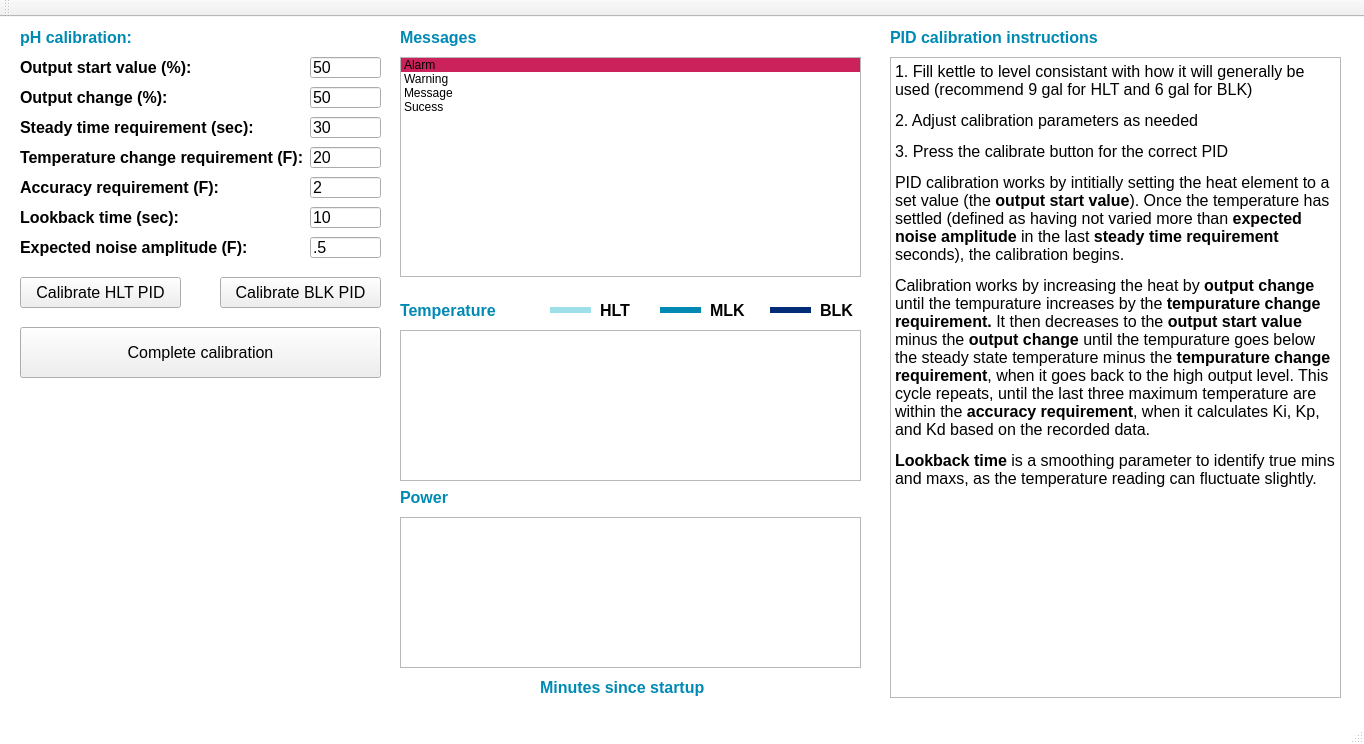
Before: the Qt Designer form UI/AutomatedBreweryUI/PIDCalibrationDialog.ui in Bobstin/AutomatedBrewery, drawn with Qt 5.
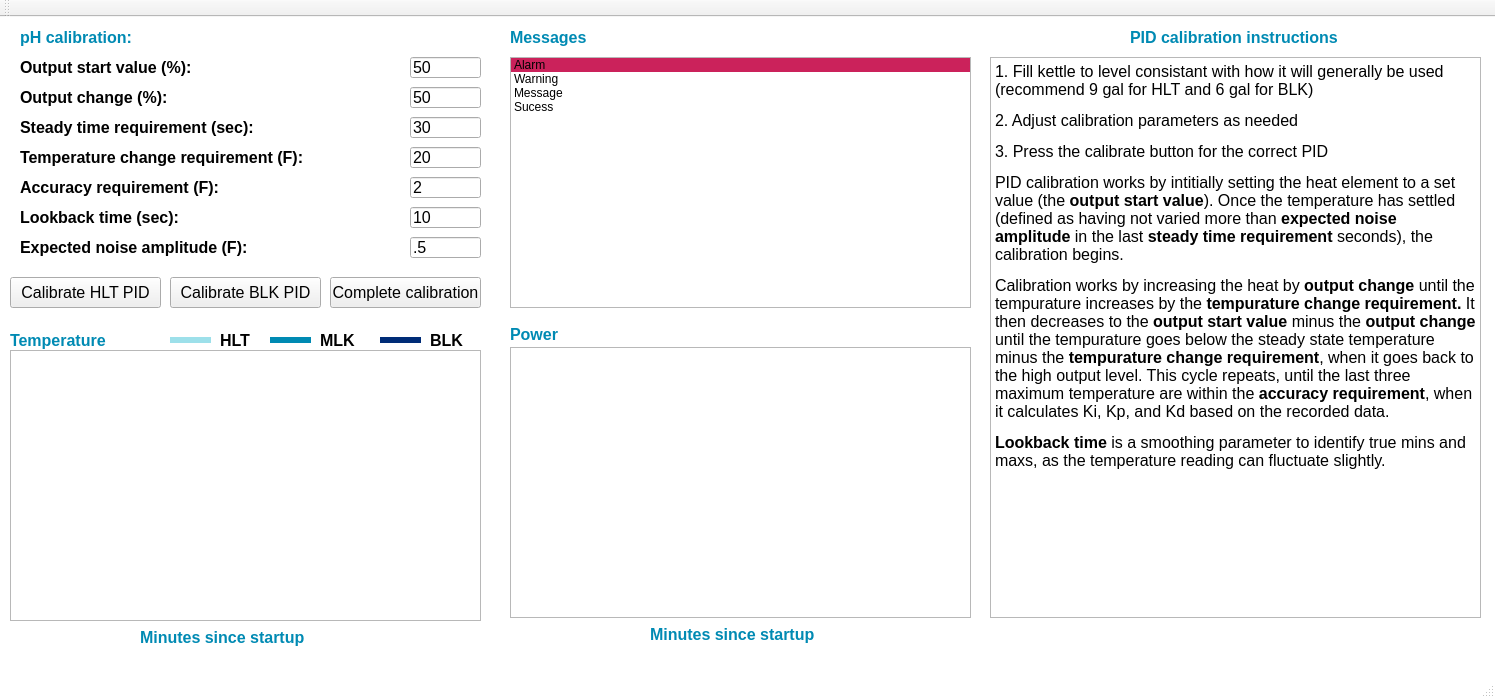
After: the same form once the commit is applied. Custom widgets are drawn as their Qt base class.

Commit message: Changes PID calibration UI for larger charts

```diff
--- a/UI/AutomatedBreweryUI/PIDCalibrationDialog.ui
+++ b/UI/AutomatedBreweryUI/PIDCalibrationDialog.ui
@@ -6,8 +6,8 @@
    <rect>
     <x>0</x>
     <y>0</y>
-    <width>1364</width>
-    <height>744</height>
+    <width>1495</width>
+    <height>698</height>
    </rect>
   </property>
   <property name="font">
@@ -53,9 +53,9 @@
    <widget class="QPushButton" name="Calibrate_HLT">
     <property name="geometry">
      <rect>
-      <x>20</x>
+      <x>10</x>
       <y>260</y>
-      <width>161</width>
+      <width>151</width>
       <height>31</height>
      </rect>
     </property>
@@ -72,10 +72,10 @@
    <widget class="QPushButton" name="Complete_Calibration">
     <property name="geometry">
      <rect>
-      <x>20</x>
-      <y>310</y>
-      <width>361</width>
-      <height>51</height>
+      <x>330</x>
+      <y>260</y>
+      <width>151</width>
+      <height>31</height>
      </rect>
     </property>
     <property name="font">
@@ -116,7 +116,7 @@
    <widget class="QLineEdit" name="Output_Start_Value">
     <property name="geometry">
      <rect>
-      <x>310</x>
+      <x>410</x>
       <y>40</y>
       <width>71</width>
       <height>21</height>
@@ -135,10 +135,10 @@
    <widget class="QTextBrowser" name="textBrowser_2">
     <property name="geometry">
      <rect>
-      <x>890</x>
+      <x>990</x>
       <y>40</y>
-      <width>451</width>
-      <height>641</height>
+      <width>491</width>
+      <height>561</height>
      </rect>
     </property>
     <property name="font">
@@ -163,7 +163,7 @@
    <widget class="QLabel" name="label_30">
     <property name="geometry">
      <rect>
-      <x>890</x>
+      <x>1130</x>
       <y>10</y>
       <width>211</width>
       <height>21</height>
@@ -338,7 +338,7 @@
    <widget class="QLineEdit" name="Output_Change">
     <property name="geometry">
      <rect>
-      <x>310</x>
+      <x>410</x>
       <y>70</y>
       <width>71</width>
       <height>21</height>
@@ -357,7 +357,7 @@
    <widget class="QLineEdit" name="Steady_Requirement">
     <property name="geometry">
      <rect>
-      <x>310</x>
+      <x>410</x>
       <y>100</y>
       <width>71</width>
       <height>21</height>
@@ -376,7 +376,7 @@
    <widget class="QLineEdit" name="Temp_Change_Requirement">
     <property name="geometry">
      <rect>
-      <x>310</x>
+      <x>410</x>
       <y>130</y>
       <width>71</width>
       <height>21</height>
@@ -395,7 +395,7 @@
    <widget class="QLineEdit" name="Accuracy_Requirement">
     <property name="geometry">
      <rect>
-      <x>310</x>
+      <x>410</x>
       <y>160</y>
       <width>71</width>
       <height>21</height>
@@ -414,7 +414,7 @@
    <widget class="QLineEdit" name="Lookback_Time">
     <property name="geometry">
      <rect>
-      <x>310</x>
+      <x>410</x>
       <y>190</y>
       <width>71</width>
       <height>21</height>
@@ -433,7 +433,7 @@
    <widget class="QLineEdit" name="Expected_Noise_Amplitude">
     <property name="geometry">
      <rect>
-      <x>310</x>
+      <x>410</x>
       <y>220</y>
       <width>71</width>
       <height>21</height>
@@ -452,9 +452,9 @@
    <widget class="QPushButton" name="Calibrate_BLK">
     <property name="geometry">
      <rect>
-      <x>220</x>
+      <x>170</x>
       <y>260</y>
-      <width>161</width>
+      <width>151</width>
       <height>31</height>
      </rect>
     </property>
@@ -471,8 +471,8 @@
    <widget class="QLabel" name="label_28">
     <property name="geometry">
      <rect>
-      <x>600</x>
-      <y>283</y>
+      <x>220</x>
+      <y>313</y>
       <width>41</width>
       <height>21</height>
      </rect>
@@ -496,8 +496,8 @@
    <widget class="QLabel" name="label_49">
     <property name="geometry">
      <rect>
-      <x>540</x>
-      <y>660</y>
+      <x>650</x>
+      <y>607</y>
       <width>171</width>
       <height>21</height>
      </rect>
@@ -521,8 +521,8 @@
    <widget class="QLabel" name="label_31">
     <property name="geometry">
      <rect>
-      <x>820</x>
-      <y>283</y>
+      <x>430</x>
+      <y>313</y>
       <width>41</width>
       <height>21</height>
      </rect>
@@ -546,8 +546,8 @@
    <widget class="QFrame" name="frame_47">
     <property name="geometry">
      <rect>
-      <x>660</x>
-      <y>290</y>
+      <x>270</x>
+      <y>320</y>
       <width>41</width>
       <height>20</height>
      </rect>
@@ -569,8 +569,8 @@
    <widget class="QLabel" name="label_40">
     <property name="geometry">
      <rect>
-      <x>400</x>
-      <y>470</y>
+      <x>510</x>
+      <y>307</y>
       <width>111</width>
       <height>21</height>
      </rect>
@@ -594,8 +594,8 @@
    <widget class="QLabel" name="label_39">
     <property name="geometry">
      <rect>
-      <x>400</x>
-      <y>283</y>
+      <x>10</x>
+      <y>313</y>
       <width>111</width>
       <height>21</height>
      </rect>
@@ -619,18 +619,18 @@
    <widget class="PlotWidget" name="Power_Graph">
     <property name="geometry">
      <rect>
-      <x>400</x>
-      <y>500</y>
+      <x>510</x>
+      <y>330</y>
       <width>461</width>
-      <height>151</height>
+      <height>271</height>
      </rect>
     </property>
    </widget>
    <widget class="QLabel" name="label_29">
     <property name="geometry">
      <rect>
-      <x>710</x>
-      <y>283</y>
+      <x>320</x>
+      <y>313</y>
       <width>41</width>
       <height>21</height>
      </rect>
@@ -654,18 +654,18 @@
    <widget class="PlotWidget" name="Temp_Graph">
     <property name="geometry">
      <rect>
-      <x>400</x>
-      <y>313</y>
-      <width>461</width>
-      <height>151</height>
+      <x>10</x>
+      <y>333</y>
+      <width>471</width>
+      <height>271</height>
      </rect>
     </property>
    </widget>
    <widget class="QFrame" name="frame_43">
     <property name="geometry">
      <rect>
-      <x>550</x>
-      <y>290</y>
+      <x>170</x>
+      <y>320</y>
       <width>41</width>
       <height>20</height>
      </rect>
@@ -687,8 +687,8 @@
    <widget class="QFrame" name="frame_48">
     <property name="geometry">
      <rect>
-      <x>770</x>
-      <y>290</y>
+      <x>380</x>
+      <y>320</y>
       <width>41</width>
       <height>20</height>
      </rect>
@@ -710,10 +710,10 @@
    <widget class="QListWidget" name="Messages">
     <property name="geometry">
      <rect>
-      <x>400</x>
+      <x>510</x>
       <y>40</y>
       <width>461</width>
-      <height>220</height>
+      <height>251</height>
      </rect>
     </property>
     <item>
@@ -776,7 +776,7 @@
    <widget class="QLabel" name="label_32">
     <property name="geometry">
      <rect>
-      <x>400</x>
+      <x>510</x>
       <y>10</y>
       <width>111</width>
       <height>21</height>
@@ -798,6 +798,31 @@
      <string>Messages</string>
     </property>
    </widget>
+   <widget class="QLabel" name="label_50">
+    <property name="geometry">
+     <rect>
+      <x>140</x>
+      <y>610</y>
+      <width>171</width>
+      <height>21</height>
+     </rect>
+    </property>
+    <property name="font">
+     <font>
+      <family>Arial</family>
+      <pointsize>12</pointsize>
+      <weight>75</weight>
+      <italic>false</italic>
+      <bold>true</bold>
+     </font>
+    </property>
+    <property name="styleSheet">
+     <string notr="true">color: rgb(0, 138, 179)</string>
+    </property>
+    <property name="text">
+     <string>Minutes since startup</string>
+    </property>
+   </widget>
   </widget>
   <widget class="QMenuBar" name="menuBar">
    <property name="geometry">
```
Left out of the diff: 2 changed lines with no effect on the pictures.
